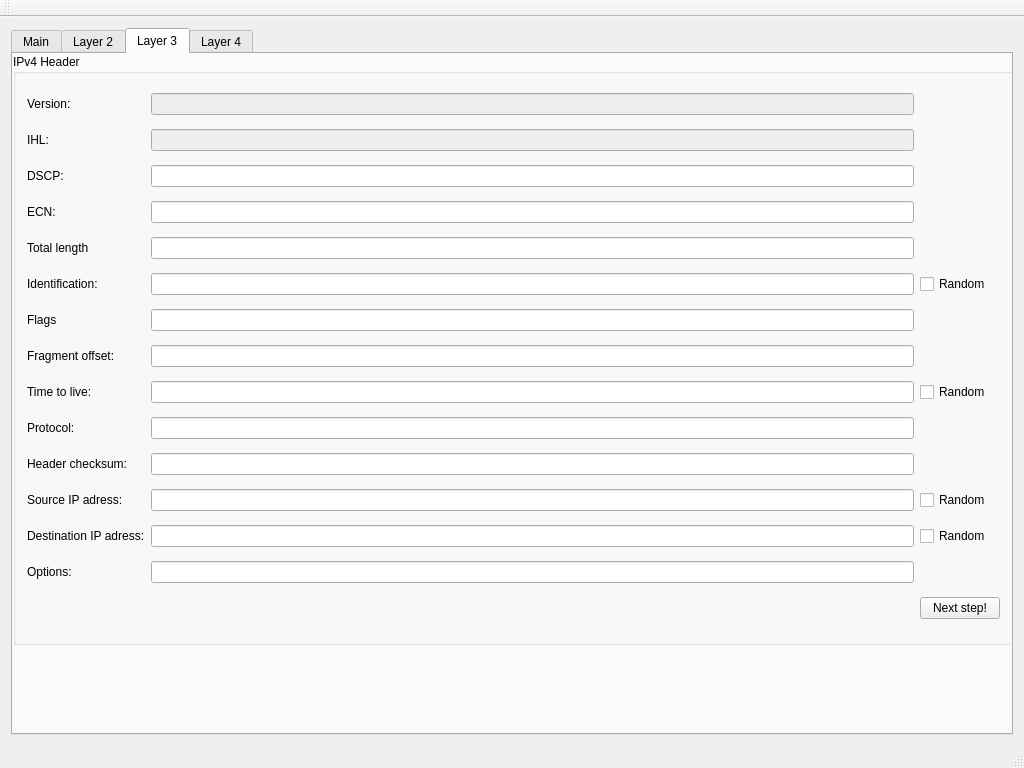
The window that qt/packet-generator/mainwindow.ui (emiliancyc/packet-generator) describes before a commit, drawn with Qt 5.
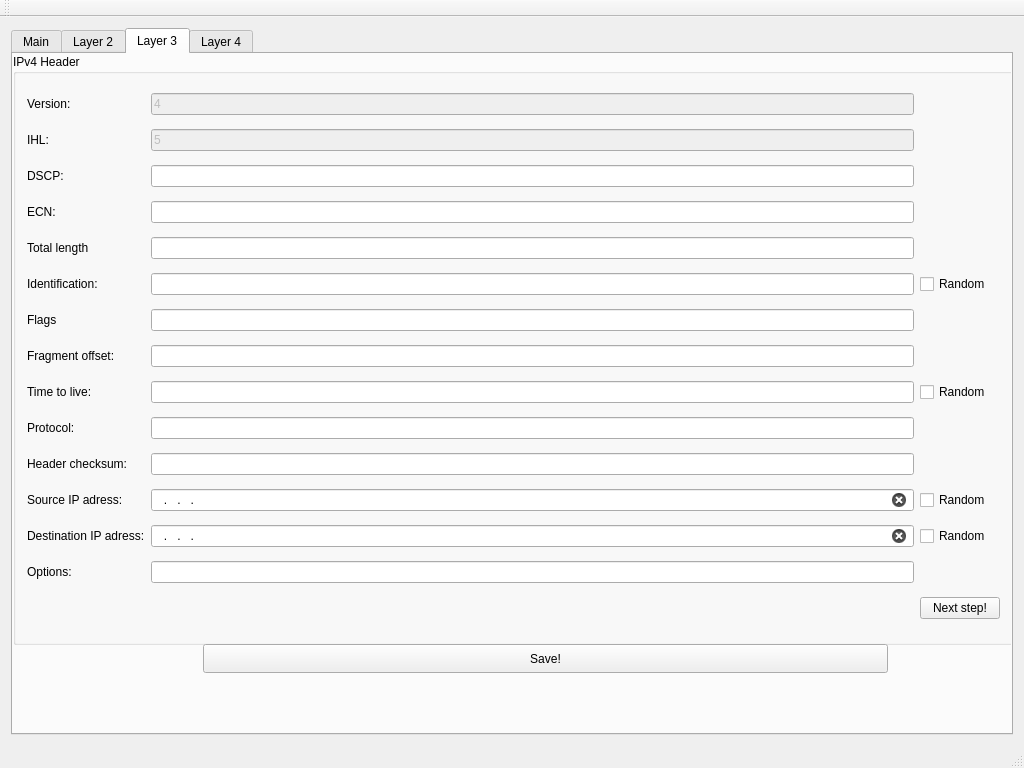
The same window after the commit. The open tabs and pages were chosen to show the change.

What changed in the file:
```diff
--- a/qt/packet-generator/mainwindow.ui
+++ b/qt/packet-generator/mainwindow.ui
@@ -524,6 +524,15 @@
            <property name="enabled">
             <bool>false</bool>
            </property>
+           <property name="toolTip">
+            <string>&lt;html&gt;&lt;head/&gt;&lt;body&gt;&lt;p align=&quot;justify&quot;&gt;The second field (4 bits) is the Internet Header Length (IHL), which is the number of 32-bit words in the header. Since an IPv4 header may contain a variable number of options, this field specifies the size of the header (this also coincides with the offset to the data). The minimum value for this field is 5 (RFC 791), which is a length of 5×32 = 160 bits = 20 bytes. Being a 4-bit value, the maximum length is 15 words (15×32 bits) or 480 bits = 60 bytes&lt;/p&gt;&lt;/body&gt;&lt;/html&gt;</string>
+           </property>
+           <property name="statusTip">
+            <string>The second field (4 bits) is the Internet Header Length (IHL), which is the number of 32-bit words in the header. Since an IPv4 header may contain a variable number of options, this field specifies the size of the header (this also coincides with the offset to the data). The minimum value for this field is 5 (RFC 791), which is a length of 5×32 = 160 bits = 20 bytes. Being a 4-bit value, the maximum length is 15 words (15×32 bits) or 480 bits = 60 bytes</string>
+           </property>
+           <property name="text">
+            <string>5</string>
+           </property>
           </widget>
          </item>
          <item row="9" column="0">
@@ -580,6 +589,15 @@
            <property name="enabled">
             <bool>false</bool>
            </property>
+           <property name="toolTip">
+            <string>&lt;html&gt;&lt;head/&gt;&lt;body&gt;&lt;p align=&quot;justify&quot;&gt;The first heder field in an IP packet is the four-bit version filed. For IPv4, this has a value of 4 (hence the name IPv4).&lt;/p&gt;&lt;/body&gt;&lt;/html&gt;</string>
+           </property>
+           <property name="statusTip">
+            <string>The first heder field in an IP packet is the four-bit version filed. For IPv4, this has a value of 4 (hence the name IPv4).</string>
+           </property>
+           <property name="text">
+            <string>4</string>
+           </property>
            <property name="readOnly">
             <bool>true</bool>
            </property>
@@ -608,6 +626,9 @@
          </item>
          <item row="11" column="1">
           <widget class="QLineEdit" name="lineEdit_ip_src_ip">
+           <property name="inputMask">
+            <string>000.000.000.000</string>
+           </property>
            <property name="clearButtonEnabled">
             <bool>true</bool>
            </property>
@@ -659,6 +680,9 @@
          </item>
          <item row="12" column="1">
           <widget class="QLineEdit" name="lineEdit_ip_dest_ip">
+           <property name="inputMask">
+            <string>000.000.000.000</string>
+           </property>
            <property name="clearButtonEnabled">
             <bool>true</bool>
            </property>
@@ -704,6 +728,19 @@
          </item>
         </layout>
        </widget>
+       <widget class="QPushButton" name="SaveL3Button">
+        <property name="geometry">
+         <rect>
+          <x>190</x>
+          <y>590</y>
+          <width>685</width>
+          <height>29</height>
+         </rect>
+        </property>
+        <property name="text">
+         <string>Save!</string>
+        </property>
+       </widget>
       </widget>
       <widget class="QWidget" name="Layer4">
        <attribute name="title">
```
Left out of the diff: 146 changed lines with no effect on the pictures.
